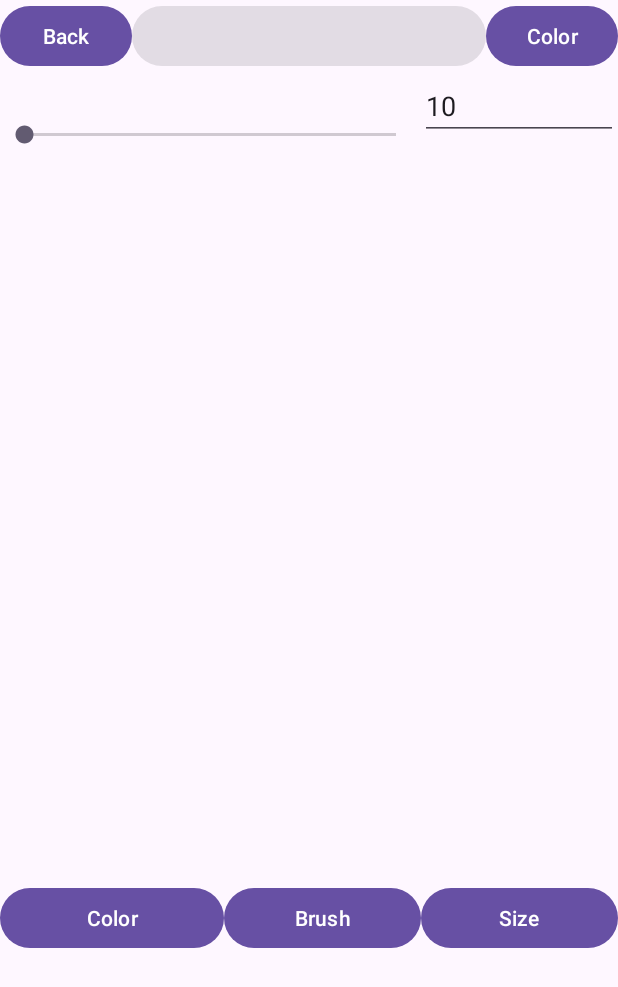
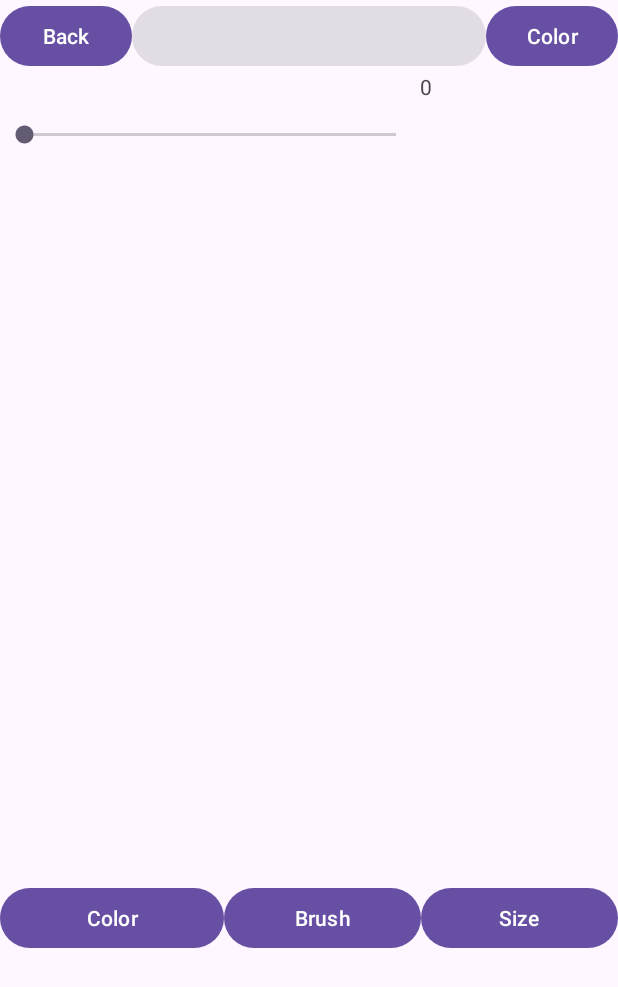
Before and after one commit to DylanQuach/MobileAppGroup, an Android app: the fragment SizeFragment placed in its activity, on a phone screen of 412 x 824 dp. Shown: the top 987 px of the screen. Run offline under Robolectric (Android 15) with nearby library versions, the phone set to English and light mode, and no system bars.

Commit message:
added size slider properly with model

```diff
--- a/app/src/main/java/com/example/drawingapp/SizeFragment.kt
+++ b/app/src/main/java/com/example/drawingapp/SizeFragment.kt
@@ -32,8 +32,11 @@ class SizeFragment : Fragment() {
 
             override fun onProgressChanged(seekBar: SeekBar, progress: Int, fromUser: Boolean) {
                 myViewModel.pickBrushSize(progress)
+                binding.sizeNum.text = binding.sizeSlider.progress.toString()
             }
         })
+
+        binding.sizeNum.text = binding.sizeSlider.progress.toString()
         return binding.root
     }
 
--- a/app/src/main/res/layout/fragment_size.xml
+++ b/app/src/main/res/layout/fragment_size.xml
@@ -14,13 +14,11 @@
         android:layout_height="84dp"
         android:max="50" />
 
-    <EditText
-        android:id="@+id/sizeText"
+    <TextView
+        android:id="@+id/sizeNum"
         android:layout_width="wrap_content"
-        android:layout_height="wrap_content"
+        android:layout_height="84dp"
         android:layout_weight="1"
-        android:ems="10"
-        android:inputType="text"
-        android:text="10" />
+        android:text="TextView" />
 
 </LinearLayout>
```
